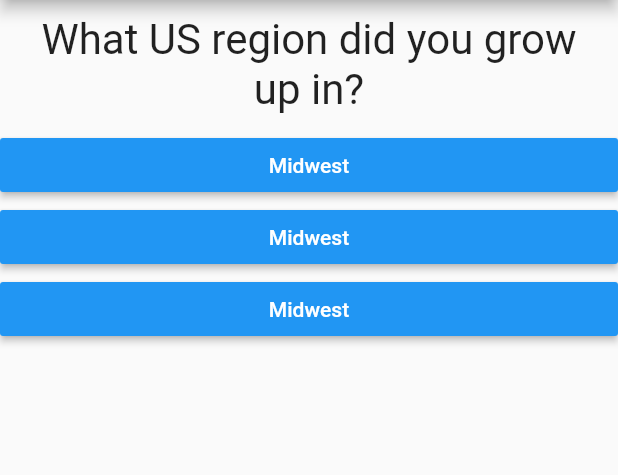
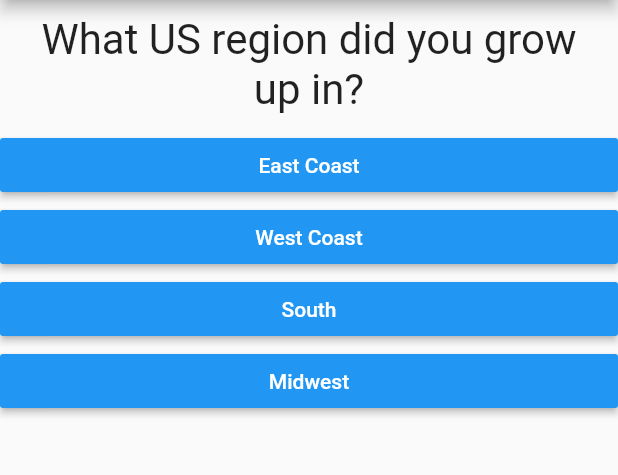
Before and after one commit to tdbranham/First-Flutter, a Flutter app: the screen it shows after launch, on a phone screen of 412 x 824 dp, the part 84-559 px from its top. Run offline on Flutter 3.47's test engine with Material 2 defaults, Android fonts, the phone set to English and light mode, and no system bars.

Commit message:
add answer list

```diff
--- a/lib/answer.dart
+++ b/lib/answer.dart
@@ -2,8 +2,9 @@ import 'package:flutter/material.dart';
 
 class Answer extends StatelessWidget {
 final Function selectHandler;
+final String answerText;
 
-Answer(this.selectHandler);
+Answer(this.selectHandler, this.answerText);
 
   @override
   Widget build(BuildContext context) {
@@ -11,7 +12,7 @@ Answer(this.selectHandler);
       width: double.infinity,
       child: RaisedButton(
         color: Colors.blue,
-        child: Text('Midwest'),
+        child: Text(answerText),
         textColor: Colors.white,
         onPressed: selectHandler,
       ),
--- a/lib/main.dart
+++ b/lib/main.dart
@@ -8,7 +8,6 @@ void main() {
 }
 
 class TannersApp extends StatefulWidget {
-
   @override
   State<StatefulWidget> createState() {
     // TODO: implement createState
@@ -29,8 +28,18 @@ class _TannersAppState extends State<TannersApp> {
   @override
   Widget build(BuildContext context) {
     var questions = [
-      'What US region did you grow up in?',
-      'Where is your dream city?',
+      {
+        'questionText': 'What US region did you grow up in?',
+        'answers': ['East Coast', 'West Coast', 'South', 'Midwest'],
+      },
+      {
+        'questionText': 'Where is your dream city?',
+        'answers': ['Seattle', 'Los Angeles', 'New York'],
+      },
+      {
+        'questionText': 'What is your favorite color?',
+        'answers': ['Blue', 'Green', 'Red'],
+      }
     ];
 
     return MaterialApp(
@@ -41,11 +50,12 @@ class _TannersAppState extends State<TannersApp> {
         body: Column(
           children: [
             Question(
-              questions[_questionIndex],
+              questions[_questionIndex]['questionText'],
             ),
-            Answer(_answerQuestion),
-            Answer(_answerQuestion),
-            Answer(_answerQuestion),
+            ...(questions[_questionIndex]['answers'] as List<String>)
+                .map((answer) {
+              return Answer(_answerQuestion, answer);
+            }).toList()
           ],
         ),
       ),
```
